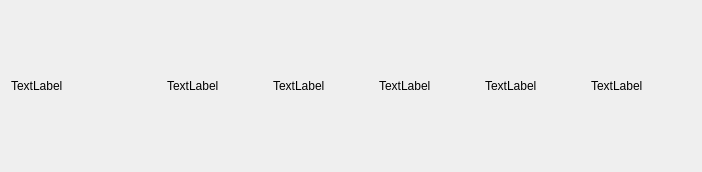
First picture: the form in ui/ItemWidget.ui, repository Leevandr/demo, before the edit.
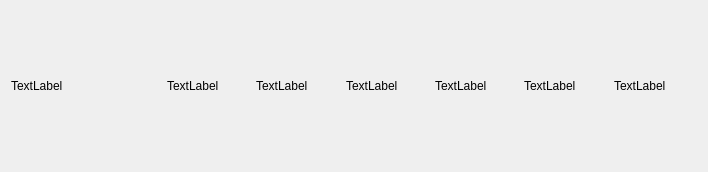
Second picture: the form after the edit.

Patch:
```diff
--- a/ui/ItemWidget.ui
+++ b/ui/ItemWidget.ui
@@ -6,7 +6,7 @@
    <rect>
     <x>0</x>
     <y>0</y>
-    <width>702</width>
+    <width>708</width>
     <height>172</height>
    </rect>
   </property>
@@ -54,6 +54,13 @@
          </property>
         </widget>
        </item>
+       <item>
+        <widget class="QLabel" name="label_description">
+         <property name="text">
+          <string>TextLabel</string>
+         </property>
+        </widget>
+       </item>
        <item>
         <widget class="QLabel" name="label_brand">
          <property name="text">
```
